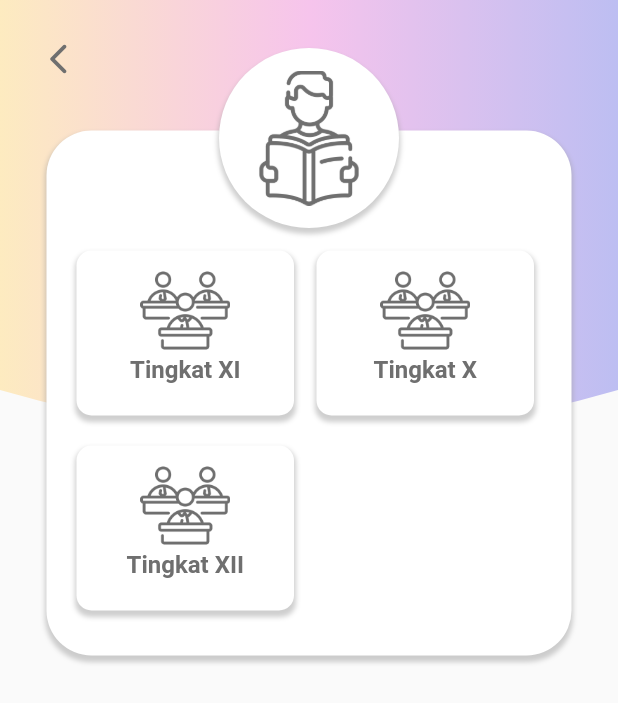
After one commit to sheylaulya/Guru-Piket, a Flutter app: the screen it shows after launch, after a tap on "DATA SISWA", on a phone screen of 412 x 824 dp. The commit adds this screen. Shown: the top 703 px of the screen. Run offline on Flutter 3.47's test engine with Material 2 defaults, Android fonts, the phone set to English and light mode, and no system bars.

Commit message:
Add Data Siswa Page

```diff
--- a/lib/main.dart
+++ b/lib/main.dart
@@ -1,5 +1,6 @@
 import 'package:flutter/material.dart';
 import 'package:guru_tamu_vers2/pages/auth/login.dart';
+import 'package:guru_tamu_vers2/pages/dataSiswa.dart';
 import 'package:guru_tamu_vers2/pages/home.dart';
 
 
--- /dev/null
+++ b/lib/pages/dataSiswa.dart
@@ -0,0 +1,228 @@
+import 'package:flutter/material.dart';
+import 'package:flutter/src/widgets/framework.dart';
+import 'package:flutter/src/widgets/placeholder.dart';
+
+class DataSiswa extends StatelessWidget {
+  const DataSiswa({super.key});
+
+  @override
+  Widget build(BuildContext context) {
+    return Scaffold(
+      body: Stack(
+        children: [
+          ClipPath(
+            clipper: ClipPathClass(),
+            child: Container(
+              height: 320,
+              width: double.infinity,
+              decoration: BoxDecoration(
+                  gradient: LinearGradient(
+                colors: [
+                  Color(0xffFDEBC0),
+                  Color(0xffF6C4EC),
+                  Color(0xffBDBEF2),
+                ],
+              )),
+
+            ),
+          ),
+          Center(
+            child: Container(
+              padding: EdgeInsets.only(top: 80, left: 20, right: 20),
+              margin: EdgeInsets.only(bottom: 300),
+              width: 350,
+              height: 350,
+              decoration: BoxDecoration(
+                borderRadius: BorderRadius.all(Radius.circular(30)),
+                color: Colors.white,
+                boxShadow: [
+                  BoxShadow(
+                    color: Colors.grey.withOpacity(0.5),
+                    spreadRadius: 1,
+                    blurRadius: 2,
+                    offset: Offset(0, 3),
+                  ),
+                ],
+              ),
+              child: Column(
+                children: [
+                  Row(
+                    children: [
+                      Container(
+                        padding: EdgeInsets.only(top: 10),
+                        width: 145,
+                        height: 110,
+                        decoration: BoxDecoration(
+                          color: Colors.white,
+                          boxShadow: [
+                            BoxShadow(
+                              color: Colors.grey.withOpacity(0.5),
+                              spreadRadius: 1,
+                              blurRadius: 2,
+                              offset: Offset(0, 3),
+                            ),
+                          ],
+                          borderRadius: BorderRadius.circular(10),
+                          // border: Border(left: BorderSide(width: 16.0, color: Colors.deepPurpleAccent)),
+                        ),
+                        child: Column(
+                          children: [
+                            Image(
+                              image: AssetImage('assets/img/student.png'),
+                              width: 60,
+                            ),
+                            Text(
+                              'Tingkat XI',
+                              style: TextStyle(
+                                fontSize: 16,
+                                fontWeight: FontWeight.w700,
+                                color: Color(0xff6F6F6F),
+                              ),
+                            )
+                          ],
+                        ),
+                      ),
+                      SizedBox(
+                        width: 15,
+                      ),
+                      Container(
+                        padding: EdgeInsets.only(top: 10),
+                        width: 145,
+                        height: 110,
+                        decoration: BoxDecoration(
+                          color: Colors.white,
+                          boxShadow: [
+                            BoxShadow(
+                              color: Colors.grey.withOpacity(0.5),
+                              spreadRadius: 1,
+                              blurRadius: 2,
+                              offset: Offset(0, 3),
+                            ),
+                          ],
+                          borderRadius: BorderRadius.circular(10),
+                          // border: Border(left: BorderSide(width: 16.0, color: Colors.deepPurpleAccent)),
+                        ),
+                        child: Column(
+                          children: [
+                            Image(
+                              image: AssetImage('assets/img/student.png'),
+                              width: 60,
+                            ),
+                            Text(
+                              'Tingkat X',
+                              style: TextStyle(
+                                fontSize: 16,
+                                fontWeight: FontWeight.w700,
+                                color: Color(0xff6F6F6F),
+                              ),
+                            )
+                          ],
+                        ),
+                      )
+                    ],
+                  ),
+                  SizedBox(
+                    height: 20,
+                  ),
+                  Row(
+                    children: [
+                      Container(
+                        padding: EdgeInsets.only(top: 10),
+                        width: 145,
+                        height: 110,
+                        decoration: BoxDecoration(
+                          color: Colors.white,
+                          boxShadow: [
+                            BoxShadow(
+                              color: Colors.grey.withOpacity(0.5),
+                              spreadRadius: 1,
+                              blurRadius: 2,
+                              offset: Offset(0, 3),
+                            ),
+                          ],
+                          borderRadius: BorderRadius.circular(10),
+                          // border: Border(left: BorderSide(width: 16.0, color: Colors.deepPurpleAccent)),
+                        ),
+                        child: Column(
+                          children: [
+                            Image(
+                              image: AssetImage('assets/img/student.png'),
+                              width: 60,
+                            ),
+                            Text(
+                              'Tingkat XII',
+                              style: TextStyle(
+                                fontSize: 16,
+                                fontWeight: FontWeight.w700,
+                                color: Color(0xff6F6F6F),
+                              ),
+                            )
+                          ],
+                        ),
+                      ),
+                    ],
+                  ),
+                ],
+              ),
+            ),
+          ),
+          Center(
+            child: Container(
+              padding: EdgeInsets.all(15),
+              margin: EdgeInsets.only(bottom: 640),
+              width: 120,
+              height: 120,
+              decoration: BoxDecoration(
+                shape: BoxShape.circle,
+                color: Colors.white,
+                boxShadow: [
+                  BoxShadow(
+                    color: Colors.grey.withOpacity(0.5),
+                    spreadRadius: 1,
+                    blurRadius: 2,
+                    offset: Offset(0, 3),
+                  ),
+                ],
+              ),
+              child: Image(image: AssetImage('assets/img/read.png')),
+            ),
+          ),
+          Container(
+            margin: EdgeInsets.only(top: 15, left: 15),
+            child: IconButton(
+                  onPressed: () {
+                    Navigator.pop(context);
+                  },
+                  icon: Icon(
+                    Icons.arrow_back_ios_new_rounded,
+                     color: Color(0xff6F6F6F),
+                  ),
+                ),
+          ),
+
+        ],
+      ),
+    );
+  }
+}
+
+class ClipPathClass extends CustomClipper<Path> {
+  @override
+  Path getClip(Size size) {
+    Path path = Path();
+    path.lineTo(0, size.height - 60);
+    path.quadraticBezierTo(
+      size.width / 2,
+      size.height,
+      size.width,
+      size.height - 60,
+    );
+    path.lineTo(size.width, 0);
+    path.close();
+
+    return path;
+  }
+
+  @override
+  bool shouldReclip(covariant CustomClipper<Path> oldClipper) => false;
+}
--- a/lib/pages/home.dart
+++ b/lib/pages/home.dart
@@ -1,6 +1,7 @@
 import 'package:flutter/material.dart';
 import 'package:flutter/src/widgets/framework.dart';
 import 'package:flutter/src/widgets/placeholder.dart';
+import 'package:guru_tamu_vers2/pages/dataSiswa.dart';
 
 class HomePage extends StatelessWidget {
   const HomePage({super.key});
@@ -285,7 +286,10 @@ class HomePage extends StatelessWidget {
                       child: Row(
                         mainAxisAlignment: MainAxisAlignment.center,
                         children: [
-                          Container(
+                          GestureDetector(
+                              onTap: () => Navigator.push(context,  MaterialPageRoute(builder: (context) => DataSiswa())),
+
+                            child: Container(
                                 width: 170,
                                 height: 80,
                                 decoration: BoxDecoration(
@@ -308,6 +312,7 @@ class HomePage extends StatelessWidget {
                                     SizedBox(width: 5,),
                                     Text('DATA SISWA', style:TextStyle(fontSize: 14, fontWeight: FontWeight.w700,  color: Color(0xff6F6F6F),),)
                                   ],
+                                ),
                                 ),
                           ),
                               SizedBox(width: 15,),
--- a/pubspec.yaml
+++ b/pubspec.yaml
@@ -64,6 +64,7 @@ flutter:
     - assets/img/profile.png
     - assets/img/read.png
     - assets/img/book.png
+    - assets/img/student.png
 
   # An image asset can refer to one or more resolution-specific "variants", see
   # https://flutter.dev/assets-and-images/#resolution-aware
```
Also changed, not shown: assets/img/student.png (added). Lines whose indentation alone changed are shown as unchanged.
